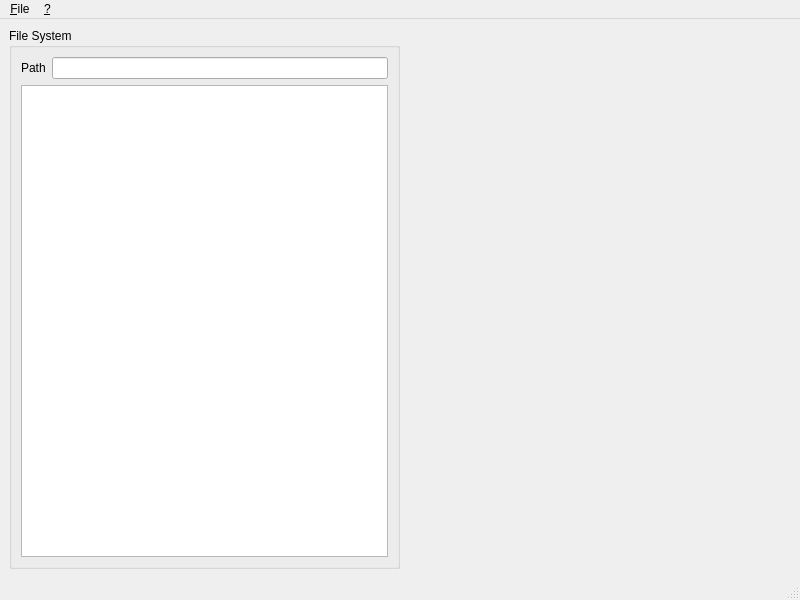
Above: forms/mainwindow.ui from daniloarcidiacono/DiskSpan before the change. Below: the same form after it.
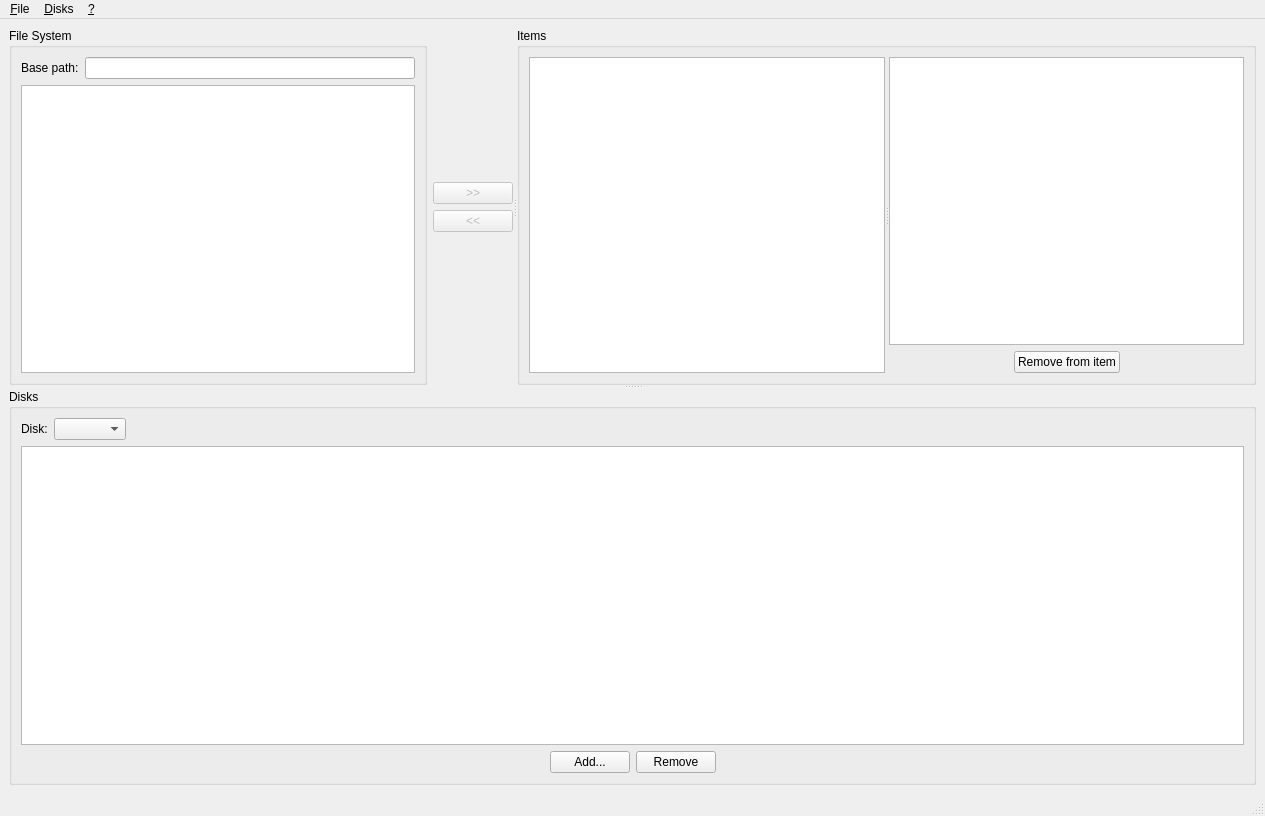
That is the form after the change.

Commit message: UI for main window. Item manipulation with details.

```diff
--- a/forms/mainwindow.ui
+++ b/forms/mainwindow.ui
@@ -6,67 +6,288 @@
    <rect>
     <x>0</x>
     <y>0</y>
-    <width>800</width>
-    <height>600</height>
+    <width>1265</width>
+    <height>816</height>
    </rect>
   </property>
   <property name="windowTitle">
    <string>DiskSpan</string>
   </property>
   <widget class="QWidget" name="centralwidget">
-   <layout class="QHBoxLayout" name="horizontalLayout_2">
+   <layout class="QHBoxLayout" name="horizontalLayout_6">
     <item>
-     <widget class="QGroupBox" name="grpFileSystem">
-      <property name="title">
-       <string>File System</string>
+     <widget class="QSplitter" name="splitter_3">
+      <property name="orientation">
+       <enum>Qt::Vertical</enum>
       </property>
-      <property name="flat">
-       <bool>false</bool>
-      </property>
-      <property name="checkable">
-       <bool>false</bool>
-      </property>
-      <layout class="QVBoxLayout" name="verticalLayout_2">
-       <item>
-        <layout class="QVBoxLayout" name="verticalLayout">
+      <widget class="QSplitter" name="splitter_2">
+       <property name="orientation">
+        <enum>Qt::Horizontal</enum>
+       </property>
+       <widget class="QWidget" name="">
+        <layout class="QHBoxLayout" name="horizontalLayout_5">
          <item>
-          <layout class="QHBoxLayout" name="horizontalLayout">
+          <widget class="QGroupBox" name="grpFileSystem">
+           <property name="title">
+            <string>File System</string>
+           </property>
+           <property name="flat">
+            <bool>false</bool>
+           </property>
+           <property name="checkable">
+            <bool>false</bool>
+           </property>
+           <layout class="QVBoxLayout" name="verticalLayout_2">
+            <item>
+             <layout class="QVBoxLayout" name="verticalLayout">
+              <item>
+               <layout class="QHBoxLayout" name="horizontalLayout">
+                <item>
+                 <widget class="QLabel" name="lblPath">
+                  <property name="text">
+                   <string>Base path:</string>
+                  </property>
+                  <property name="buddy">
+                   <cstring>editPath</cstring>
+                  </property>
+                 </widget>
+                </item>
+                <item>
+                 <widget class="QLineEdit" name="editPath"/>
+                </item>
+               </layout>
+              </item>
+              <item>
+               <widget class="QTreeView" name="treeFileSystem">
+                <property name="selectionMode">
+                 <enum>QAbstractItemView::ExtendedSelection</enum>
+                </property>
+               </widget>
+              </item>
+             </layout>
+            </item>
+           </layout>
+          </widget>
+         </item>
+         <item>
+          <layout class="QVBoxLayout" name="verticalLayout_4">
            <item>
-            <widget class="QLabel" name="lblPath">
+            <spacer name="verticalSpacer_2">
+             <property name="orientation">
+              <enum>Qt::Vertical</enum>
+             </property>
+             <property name="sizeHint" stdset="0">
+              <size>
+               <width>20</width>
+               <height>40</height>
+              </size>
+             </property>
+            </spacer>
+           </item>
+           <item>
+            <widget class="QPushButton" name="btnAddItem">
+             <property name="enabled">
+              <bool>false</bool>
+             </property>
              <property name="text">
-              <string>Path</string>
+              <string>&gt;&gt;</string>
              </property>
-             <property name="buddy">
-              <cstring>editPath</cstring>
+            </widget>
+           </item>
+           <item>
+            <widget class="QPushButton" name="btnRemoveItem">
+             <property name="enabled">
+              <bool>false</bool>
              </property>
+             <property name="text">
+              <string>&lt;&lt;</string>
+             </property>
             </widget>
            </item>
            <item>
-            <widget class="QLineEdit" name="editPath"/>
+            <spacer name="verticalSpacer">
+             <property name="orientation">
+              <enum>Qt::Vertical</enum>
+             </property>
+             <property name="sizeHint" stdset="0">
+              <size>
+               <width>20</width>
+               <height>40</height>
+              </size>
+             </property>
+            </spacer>
            </item>
           </layout>
          </item>
+        </layout>
+       </widget>
+       <widget class="QGroupBox" name="grpItems">
+        <property name="title">
+         <string>Items</string>
+        </property>
+        <layout class="QHBoxLayout" name="horizontalLayout_7">
          <item>
-          <widget class="QTreeView" name="treeFileSystem"/>
+          <widget class="QSplitter" name="splitter">
+           <property name="orientation">
+            <enum>Qt::Horizontal</enum>
+           </property>
+           <widget class="QTableView" name="tblItems">
+            <property name="selectionBehavior">
+             <enum>QAbstractItemView::SelectRows</enum>
+            </property>
+            <attribute name="horizontalHeaderStretchLastSection">
+             <bool>true</bool>
+            </attribute>
+           </widget>
+           <widget class="QWidget" name="">
+            <layout class="QVBoxLayout" name="verticalLayout_3">
+             <item>
+              <widget class="QTableView" name="tblItemDetails">
+               <property name="selectionBehavior">
+                <enum>QAbstractItemView::SelectRows</enum>
+               </property>
+               <attribute name="horizontalHeaderStretchLastSection">
+                <bool>true</bool>
+               </attribute>
+              </widget>
+             </item>
+             <item>
+              <layout class="QHBoxLayout" name="horizontalLayout_3">
+               <item>
+                <spacer name="horizontalSpacer">
+                 <property name="orientation">
+                  <enum>Qt::Horizontal</enum>
+                 </property>
+                 <property name="sizeHint" stdset="0">
+                  <size>
+                   <width>40</width>
+                   <height>20</height>
+                  </size>
+                 </property>
+                </spacer>
+               </item>
+               <item>
+                <widget class="QPushButton" name="btnRemoveFromItem">
+                 <property name="text">
+                  <string>Remove from item</string>
+                 </property>
+                </widget>
+               </item>
+               <item>
+                <spacer name="horizontalSpacer_2">
+                 <property name="orientation">
+                  <enum>Qt::Horizontal</enum>
+                 </property>
+                 <property name="sizeHint" stdset="0">
+                  <size>
+                   <width>40</width>
+                   <height>20</height>
+                  </size>
+                 </property>
+                </spacer>
+               </item>
+              </layout>
+             </item>
+            </layout>
+           </widget>
+          </widget>
          </item>
         </layout>
-       </item>
-      </layout>
+       </widget>
+      </widget>
+      <widget class="QGroupBox" name="grpDisks">
+       <property name="title">
+        <string>Disks</string>
+       </property>
+       <layout class="QVBoxLayout" name="verticalLayout_5">
+        <item>
+         <layout class="QHBoxLayout" name="horizontalLayout_2">
+          <item>
+           <widget class="QLabel" name="label">
+            <property name="text">
+             <string>Disk:</string>
+            </property>
+            <property name="buddy">
+             <cstring>cboDisks</cstring>
+            </property>
+           </widget>
+          </item>
+          <item>
+           <widget class="QComboBox" name="cboDisks"/>
+          </item>
+          <item>
+           <spacer name="horizontalSpacer_5">
+            <property name="orientation">
+             <enum>Qt::Horizontal</enum>
+            </property>
+            <property name="sizeHint" stdset="0">
+             <size>
+              <width>40</width>
+              <height>20</height>
+             </size>
+            </property>
+           </spacer>
+          </item>
+         </layout>
+        </item>
+        <item>
+         <widget class="QTableView" name="tblDisk">
+          <property name="selectionBehavior">
+           <enum>QAbstractItemView::SelectRows</enum>
+          </property>
+          <attribute name="horizontalHeaderStretchLastSection">
+           <bool>true</bool>
+          </attribute>
+         </widget>
+        </item>
+        <item>
+         <layout class="QHBoxLayout" name="horizontalLayout_4">
+          <item>
+           <spacer name="horizontalSpacer_3">
+            <property name="orientation">
+             <enum>Qt::Horizontal</enum>
+            </property>
+            <property name="sizeHint" stdset="0">
+             <size>
+              <width>40</width>
+              <height>20</height>
+             </size>
+            </property>
+           </spacer>
+          </item>
+          <item>
+           <widget class="QPushButton" name="btnAddDisk">
+            <property name="text">
+             <string>Add...</string>
+            </property>
+           </widget>
+          </item>
+          <item>
+           <widget class="QPushButton" name="btnRemoveDisk">
+            <property name="text">
+             <string>Remove</string>
+            </property>
+           </widget>
+          </item>
+          <item>
+           <spacer name="horizontalSpacer_4">
+            <property name="orientation">
+             <enum>Qt::Horizontal</enum>
+            </property>
+            <property name="sizeHint" stdset="0">
+             <size>
+              <width>40</width>
+              <height>20</height>
+             </size>
+            </property>
+           </spacer>
+          </item>
+         </layout>
+        </item>
+       </layout>
+      </widget>
      </widget>
     </item>
-    <item>
-     <spacer name="horizontalSpacer">
-      <property name="orientation">
-       <enum>Qt::Horizontal</enum>
-      </property>
-      <property name="sizeHint" stdset="0">
-       <size>
-        <width>385</width>
-        <height>20</height>
-       </size>
-      </property>
-     </spacer>
-    </item>
    </layout>
   </widget>
   <widget class="QMenuBar" name="menubar">
@@ -74,7 +295,7 @@
     <rect>
      <x>0</x>
      <y>0</y>
-     <width>800</width>
+     <width>1265</width>
      <height>25</height>
     </rect>
    </property>
@@ -90,7 +311,14 @@
     </property>
     <addaction name="actionAbout"/>
    </widget>
+   <widget class="QMenu" name="menu_Disks">
+    <property name="title">
+     <string>&amp;Disks</string>
+    </property>
+    <addaction name="actionCompute_disks"/>
+   </widget>
    <addaction name="menu_File"/>
+   <addaction name="menu_Disks"/>
    <addaction name="menu"/>
   </widget>
   <widget class="QStatusBar" name="statusbar"/>
```
Left out of the diff: 10 changed lines with no effect on the pictures. The commit also changes 17 other files.
